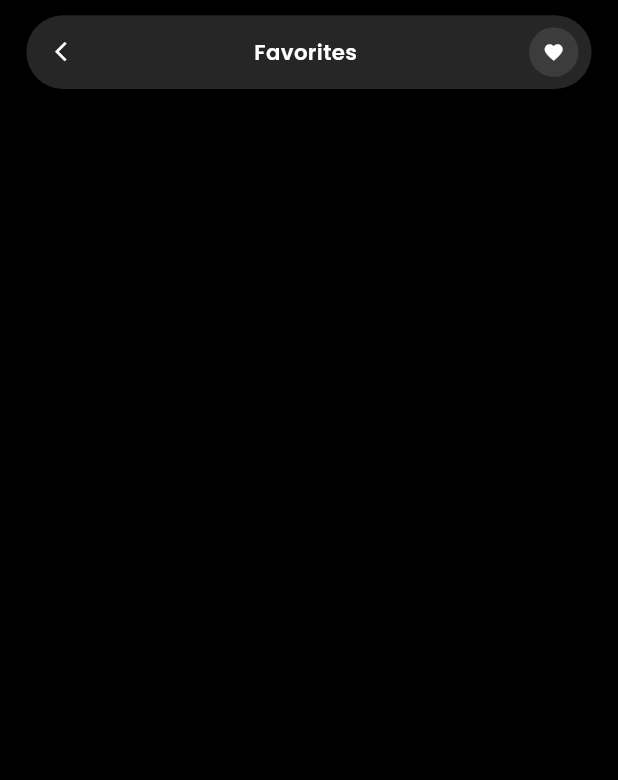
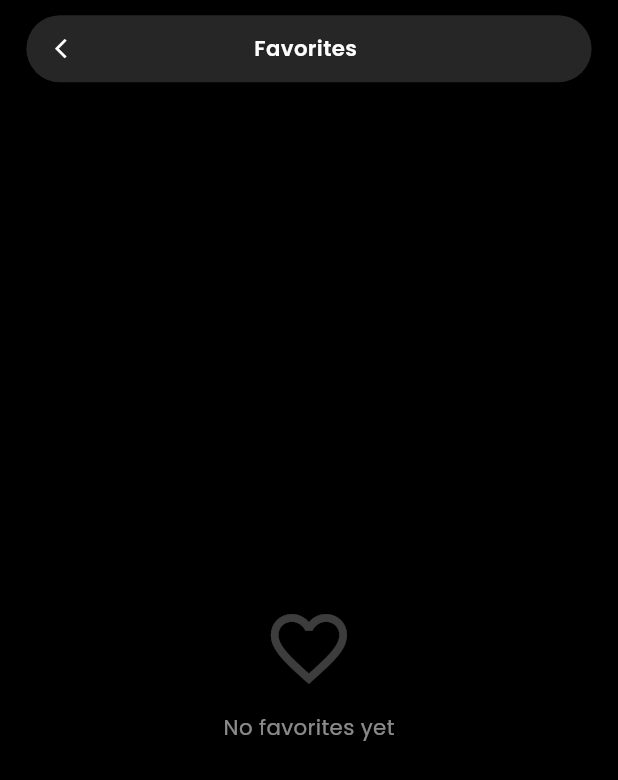
Before and after one commit to Hasaankhokhar-dev/CINEX_MOVIE_APP, a Flutter app: the FavoritesView screen opened by its route, on a phone screen of 412 x 824 dp. Shown: the top 780 px of the screen. Run offline on Flutter 3.47's test engine with Material 3 defaults, Android fonts, the phone set to English and light mode, and no system bars; our stand-ins replace curved_navigation_bar, flutter_dotenv, flutter_screenutil, flutter_svg, get, get_storage and 3 more; accounts and stored records are empty.

Commit message:
feat: favorites screen - local persistence with GetStorage

```diff
--- a/lib/features/movie_screens/nav_bar/main_view.dart
+++ b/lib/features/movie_screens/nav_bar/main_view.dart
@@ -7,6 +7,9 @@ import 'package:curved_navigation_bar/curved_navigation_bar.dart';
 import 'package:flutter/material.dart';
 import 'package:flutter_screenutil/flutter_screenutil.dart';
 import 'package:flutter_svg/flutter_svg.dart';
+import 'package:get/get.dart';
+
+import '../controllers/favorites_controller.dart';
 
 class MainView extends StatefulWidget {
   const MainView({super.key});
@@ -62,6 +65,9 @@ class _MainViewState extends State<MainView> {
                 setState(() {
                   _currentIndex = index;
                 });
+                if (index == 1) {
+                  Get.find<FavoritesController>().loadFavorites();
+                }
               },
               items: List.generate(4, (index) {
                 final isActive = _currentIndex == index;
--- /dev/null
+++ b/lib/features/movie_screens/services/favorites_service.dart
@@ -0,0 +1,42 @@
+import 'dart:convert';
+import 'package:get_storage/get_storage.dart';
+
+import '../models/movie_model.dart';
+
+class FavoritesService {
+  static final _box = GetStorage();
+  static const String _key = 'favorites';
+  static List<MovieModel> getFavorites() {
+    final data = _box.read(_key);
+
+    if (data == null) return [];
+
+    final List decoded = jsonDecode(data);
+    return decoded.map((json) => MovieModel.fromJson(json)).toList();
+  }
+
+  static void addFavorite(MovieModel movie) {
+    final favorites = getFavorites();
+
+    if (favorites.any((m) => m.id == movie.id)) return;
+
+    favorites.add(movie);
+    _saveFavorites(favorites);
+  }
+
+  static void removeFavorite(int movieId) {
+    final favorites = getFavorites();
+    favorites.removeWhere((m) => m.id == movieId); // ── NEW ── us ID wali movie hata do
+    _saveFavorites(favorites);
+  }
+
+  static bool isFavorite(int movieId) {
+    final favorites = getFavorites();
+    return favorites.any((m) => m.id == movieId);
+  }
+
+  static void _saveFavorites(List<MovieModel> favorites) {
+    final jsonList = favorites.map((m) => m.toJson()).toList();
+    _box.write(_key, jsonEncode(jsonList)); // ── NEW ── List<Map> ko String mein encode karke save
+  }
+}
--- a/lib/features/movie_screens/views/favorites_view.dart
+++ b/lib/features/movie_screens/views/favorites_view.dart
@@ -1,70 +1,34 @@
 import 'package:flutter/material.dart';
 import 'package:flutter_screenutil/flutter_screenutil.dart';
 import 'package:get/get.dart';
-
+import '../controllers/favorites_controller.dart';
 import '../widgets/favorite_movie_item.dart';
 import 'detail_view.dart';
 
-class FavoritesView extends StatefulWidget {
+class FavoritesView extends StatelessWidget {
   const FavoritesView({super.key});
 
   @override
-  State<FavoritesView> createState() => _FavoritesViewState();
-}
+  Widget build(BuildContext context) {
+    final controller = Get.put(FavoritesController());
 
-class _FavoritesViewState extends State<FavoritesView> {
-  // ===== DUMMY DATA — GetX controller/API se baad mein aayega =====
-  final List<Map<String, String>> _favorites = [
-    {
-      'image': 'https://image.tmdb.org/t/p/w500/1g0dhYtq4irTY1GPXvft6k4YLjm.jpg',
-      'title': 'Spider-Man: No Way Home',
-      'year': '2021',
-    },
-    {
-      'image': 'https://image.tmdb.org/t/p/w500/AkJQpZp9WoNdj7pLYSj1L0RcMMN.jpg',
-      'title': 'Money Heist',
-      'year': '2022',
-    },
-    {
-      'image': 'https://image.tmdb.org/t/p/w500/fiVW06jE7z9YnO4trhaMEdYTdeq.jpg',
-      'title': 'Squid Game',
-      'year': '2024',
-    },
-    {
-      'image': 'https://image.tmdb.org/t/p/w500/1g0dhYtq4irTY1GPXvft6k4YLjm.jpg',
-      'title': 'Justice League',
-      'year': '2017',
-    },
-    {
-      'image': 'https://image.tmdb.org/t/p/w500/AkJQpZp9WoNdj7pLYSj1L0RcMMN.jpg',
-      'title': 'The Nun',
-      'year': '2018',
-    },
-    {
-      'image': 'https://image.tmdb.org/t/p/w500/fiVW06jE7z9YnO4trhaMEdYTdeq.jpg',
-      'title': 'Fast X',
-      'year': '2024',
-    },
-  ];
-
-  @override
-  Widget build(BuildContext context) {
     return Scaffold(
       backgroundColor: Colors.black,
       body: SafeArea(
         child: Column(
           children: [
             _buildTopBar(),
-
             SizedBox(height: 8.h),
 
-            // ===== FAVORITES LIST =====
             Expanded(
-              child: _favorites.isEmpty
-                  ? _buildEmptyState()
-                  : ListView.separated(
+              child: Obx(() {
+                if (controller.favorites.isEmpty) {
+                  return _buildEmptyState();
+                }
+
+                return ListView.separated(
                   padding: EdgeInsets.only(top: 4.h, bottom: 20.h),
-                itemCount: _favorites.length,
+                  itemCount: controller.favorites.length,
                   separatorBuilder: (context, index) => Divider(
                     color: Colors.white12,
                     height: 1,
@@ -72,25 +36,24 @@ class _FavoritesViewState extends State<FavoritesView> {
                     endIndent: 16.w,
                   ),
                   itemBuilder: (context, index) {
-                  final movie = _favorites[index];
-                  // return FavoriteMovieItem(
-                  //   imageUrl: movie['image'] ?? '',
-                  //   title: movie['title'] ?? '',
-                  //   year: movie['year'] ?? '',
-                  //   onTap: () {
-                  //     Get.to(
-                  //           () => const MovieDetailView(),
-                  //       preventDuplicates: false,
-                  //     );
-                  //   },
-                  //   onRemove: () {
-                  //     setState(() {
-                  //       _favorites.removeAt(index); // ── NEW ── local remove abhi, API ke baad backend call bhi hoga
-                  //     });
-                  //   },
-                  // );
+                    final movie = controller.favorites[index];
+                    return FavoriteMovieItem(
+                      imageUrl: movie.posterUrl, // ── NEW ──
+                      title: movie.title,
+                      year: movie.year,
+                      onTap: () {
+                        Get.to(
+                              () => MovieDetailView(movieId: movie.id), // ── NEW ──
+                          preventDuplicates: false,
+                        );
                       },
-              ),
+                      onRemove: () {
+                        controller.toggleFavorite(movie); // ── NEW ── remove karega kyunke already favorite hai
+                      },
+                    );
+                  },
+                );
+              }),
             ),
           ],
         ),
@@ -98,68 +61,39 @@ class _FavoritesViewState extends State<FavoritesView> {
     );
   }
 
-  // ===== TOP BAR — back + title pill + heart icon =====
-  // ===== TOP BAR — back + title pill + heart icon =====
-  // ===== TOP BAR — sab ek single pill container ke andar =====
   Widget _buildTopBar() {
     return Padding(
       padding: EdgeInsets.symmetric(horizontal: 16.w, vertical: 10.h),
       child: Container(
-        padding: EdgeInsets.symmetric(horizontal: 8.w, vertical: 8.h), // ── NEW ── poore Row ki padding
+        padding: EdgeInsets.symmetric(horizontal: 8.w, vertical: 8.h),
         decoration: BoxDecoration(
-          color: const Color(0xFF262626), // ── NEW ── single background sabke liye
+          color: const Color(0xFF262626),
           borderRadius: BorderRadius.circular(30.r),
         ),
         child: Row(
           children: [
-            // Back button
             GestureDetector(
               onTap: () => Get.back(),
               child: Padding(
-                padding: EdgeInsets.all(6.w), // ── NEW ── tap area thori badi
-                child: Icon(
-                  Icons.arrow_back_ios_new,
-                  color: Colors.white,
-                  size: 15.sp,
+                padding: EdgeInsets.all(6.w),
+                child: Icon(Icons.arrow_back_ios_new, color: Colors.white, size: 15.sp),
               ),
             ),
-            ),
-
-            // Title — beech mein expand ho ke center ho
             Expanded(
               child: Center(
                 child: Text(
                   'Favorites',
-                  style: TextStyle(
-                    fontSize: 14.sp,
-                    fontWeight: FontWeight.w600,
-                    color: Colors.white,
+                  style: TextStyle(fontSize: 14.sp, fontWeight: FontWeight.w600, color: Colors.white),
                 ),
               ),
             ),
-            ),
-
-            // Heart icon
-            Container(
-              width: 30.w,
-              height: 30.w,
-              decoration: const BoxDecoration(
-                shape: BoxShape.circle,
-                color: Colors.white10, // ── NEW ── thora lighter shade taake heart circle subtly visible ho andar
-              ),
-              child: Icon(
-                Icons.favorite,
-                color: Colors.white,
-                size: 14.sp,
-              ),
-            ),
+            SizedBox(width: 30.w),
           ],
         ),
       ),
     );
   }
 
-  // ===== EMPTY STATE — jab koi favorite na ho =====
   Widget _buildEmptyState() {
     return Center(
       child: Column(
--- a/lib/features/movie_screens/views/search_view.dart
+++ b/lib/features/movie_screens/views/search_view.dart
@@ -66,7 +66,7 @@ class SearchView extends StatelessWidget {
             Padding(
               padding: EdgeInsets.symmetric(horizontal: 16.w),
               child: Obx(() => Text(
-                controller.hasSearched.value ? 'Results' : 'Top Searches', // ── NEW ── heading dynamic
+                controller.hasSearched.value ? 'Results' : 'Top Searches',
                 style: TextStyle(fontSize: 16.sp, fontWeight: FontWeight.w600, color: Colors.white),
               )),
             ),
@@ -110,7 +110,6 @@ class SearchView extends StatelessWidget {
                   );
                 }
 
-                // ===== RESULTS LIST =====
                 return ListView.builder(
                   padding: EdgeInsets.only(bottom: 90.h),
                   itemCount: controller.searchResults.length,
```
Also changed, not shown: lib/features/movie_screens/controllers/favorites_controller.dart (added, +31 -0 lines), lib/features/movie_screens/controllers/movie_detail_controller.dart (+31 -0 lines), lib/features/movie_screens/views/detail_view.dart (+5 -10 lines). Lines whose indentation alone changed are shown as unchanged.
